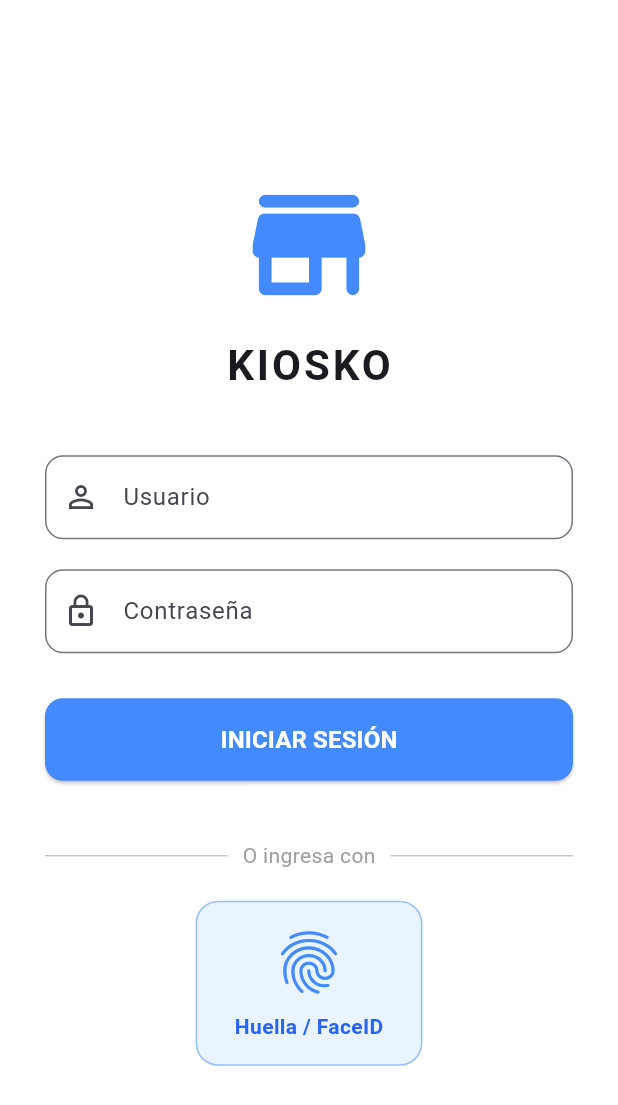
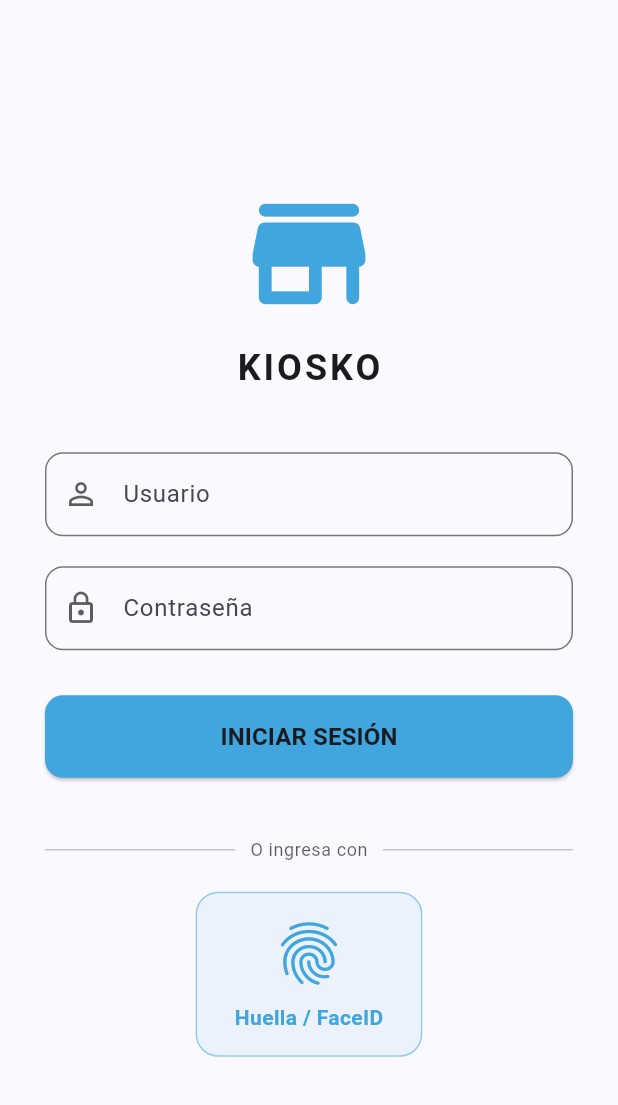
Before and after one commit to MunozFavelaRoberto/kiosko, a Flutter app: the screen it shows after launch, on a phone screen of 412 x 824 dp. Shown: the top 1105 px of the screen. Run offline on Flutter 3.47's test engine with Material 3 defaults, Android fonts, the phone set to English and light mode, and no system bars; our stand-ins replace local_auth, shared_preferences; missing offline and left inert: local_auth_android, local_auth_ios.

Commit message:
Adjust color for login

```diff
--- a/lib/screens/login_screen.dart
+++ b/lib/screens/login_screen.dart
@@ -86,8 +86,12 @@ class _LoginScreenState extends State<LoginScreen> {
 
   @override
   Widget build(BuildContext context) {
+    final theme = Theme.of(context);
+    final colorScheme = theme.colorScheme;
+    final Color blueish = Color.lerp(colorScheme.primary, Colors.lightBlueAccent, 0.7) ?? colorScheme.primary;
+
     return Scaffold(
-      backgroundColor: Colors.white,
+      backgroundColor: theme.scaffoldBackgroundColor,
       body: SafeArea(
         child: Center(
           child: SingleChildScrollView(
@@ -95,11 +99,11 @@ class _LoginScreenState extends State<LoginScreen> {
             child: Column(
               mainAxisAlignment: MainAxisAlignment.center,
               children: [
-                const Icon(Icons.store_mall_directory_rounded, size: 100, color: Colors.blueAccent),
+                Icon(Icons.store_mall_directory_rounded, size: 100, color: blueish),
                 const SizedBox(height: 10),
-                const Text(
+                Text(
                   "KIOSKO",
-                  style: TextStyle(fontSize: 28, fontWeight: FontWeight.bold, letterSpacing: 2),
+                  style: theme.textTheme.headlineSmall?.copyWith(fontWeight: FontWeight.bold, letterSpacing: 2),
                 ),
                 const SizedBox(height: 40),
 
@@ -108,7 +112,7 @@ class _LoginScreenState extends State<LoginScreen> {
                   controller: _userController,
                   decoration: InputDecoration(
                     labelText: 'Usuario',
-                    prefixIcon: const Icon(Icons.person_outline),
+                    prefixIcon: Icon(Icons.person_outline, color: colorScheme.onSurface.withAlpha((0.7 * 255).round())),
                     border: OutlineInputBorder(borderRadius: BorderRadius.circular(12)),
                   ),
                 ),
@@ -120,7 +124,7 @@ class _LoginScreenState extends State<LoginScreen> {
                   obscureText: true,
                   decoration: InputDecoration(
                     labelText: 'Contraseña',
-                    prefixIcon: const Icon(Icons.lock_outline),
+                    prefixIcon: Icon(Icons.lock_outline, color: colorScheme.onSurface.withAlpha((0.7 * 255).round())),
                     border: OutlineInputBorder(borderRadius: BorderRadius.circular(12)),
                   ),
                 ),
@@ -133,27 +137,27 @@ class _LoginScreenState extends State<LoginScreen> {
                   child: ElevatedButton(
                     onPressed: _isLoading ? null : _loginWithPassword,
                     style: ElevatedButton.styleFrom(
-                      backgroundColor: Colors.blueAccent,
-                      foregroundColor: Colors.white,
+                      backgroundColor: blueish,
+                      foregroundColor: (blueish.computeLuminance() > 0.6) ? Colors.black : Colors.white,
                       shape: RoundedRectangleBorder(borderRadius: BorderRadius.circular(12)),
                     ),
                     child: _isLoading
-                      ? const CircularProgressIndicator(color: Colors.white)
-                      : const Text("INICIAR SESIÓN", style: TextStyle(fontSize: 16, fontWeight: FontWeight.bold)),
+                      ? CircularProgressIndicator(color: (blueish.computeLuminance() > 0.6) ? Colors.black : Colors.white)
+                      : Text("INICIAR SESIÓN", style: theme.textTheme.labelLarge?.copyWith(fontSize: 16, fontWeight: FontWeight.bold)),
                   ),
                 ),
 
                 const SizedBox(height: 40),
 
                 // Divisor visual
-                const Row(
+                Row(
                   children: [
-                    Expanded(child: Divider()),
+                    const Expanded(child: Divider()),
                     Padding(
-                      padding: EdgeInsets.symmetric(horizontal: 10),
-                      child: Text("O ingresa con", style: TextStyle(color: Colors.grey)),
+                      padding: const EdgeInsets.symmetric(horizontal: 10),
+                      child: Text("O ingresa con", style: theme.textTheme.bodySmall?.copyWith(color: colorScheme.onSurface.withAlpha((0.7 * 255).round()))),
                     ),
-                    Expanded(child: Divider()),
+                    const Expanded(child: Divider()),
                   ],
                 ),
 
@@ -165,17 +169,17 @@ class _LoginScreenState extends State<LoginScreen> {
                   child: Container(
                     padding: const EdgeInsets.symmetric(vertical: 15, horizontal: 25),
                     decoration: BoxDecoration(
-                      color: Colors.blue.withValues(alpha: 0.1),
+                      color: blueish.withAlpha((0.08 * 255).round()),
                       borderRadius: BorderRadius.circular(15),
-                      border: Border.all(color: Colors.blueAccent.withValues(alpha: 0.5)),
+                      border: Border.all(color: blueish.withAlpha((0.5 * 255).round())),
                     ),
                     child: Column(
                       children: [
-                        const Icon(Icons.fingerprint, size: 50, color: Colors.blueAccent),
+                        Icon(Icons.fingerprint, size: 50, color: blueish),
                         const SizedBox(height: 8),
                         Text(
                           "Huella / FaceID",
-                          style: TextStyle(color: Colors.blueAccent.shade700, fontWeight: FontWeight.w600),
+                          style: theme.textTheme.bodyMedium?.copyWith(color: blueish, fontWeight: FontWeight.w600),
                         ),
                       ],
                     ),
```
